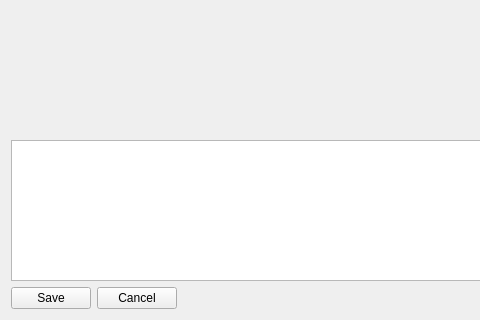
This is src/tableview2d.ui in fredcooke/emstudio as Qt 5 draws it before an edit; both pictures show x 0 to 480 and y 111 to 431 of the 1116 by 431 pixel window. The edited form follows.
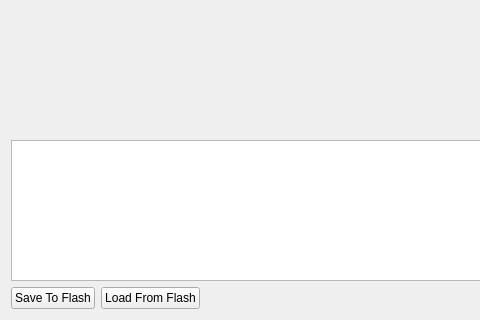
This is the edited form. Custom widgets are drawn as their Qt base class.

Commit message: New save to flash button, for copying from ram to flash on device

Patch:
```diff
--- a/src/tableview2d.ui
+++ b/src/tableview2d.ui
@@ -27,14 +27,14 @@
        <item>
         <widget class="QPushButton" name="savePushButton">
          <property name="text">
-          <string>Save</string>
+          <string>Save To Flash</string>
          </property>
         </widget>
        </item>
        <item>
         <widget class="QPushButton" name="cancelPushButton">
          <property name="text">
-          <string>Cancel</string>
+          <string>Load From Flash</string>
          </property>
         </widget>
        </item>
```
Left out of the diff: 2 changed lines with no effect on the pictures. The commit also changes 6 other files.
